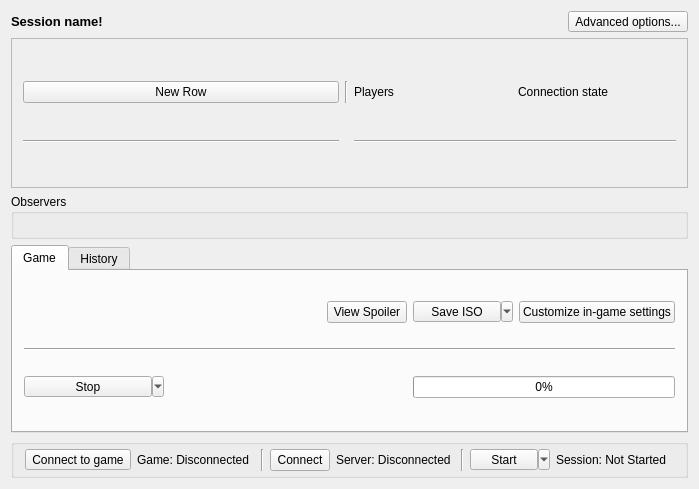
The window that randovania/gui/ui_files/game_session.ui (randovania/randovania) describes before a commit, drawn with Qt 5.
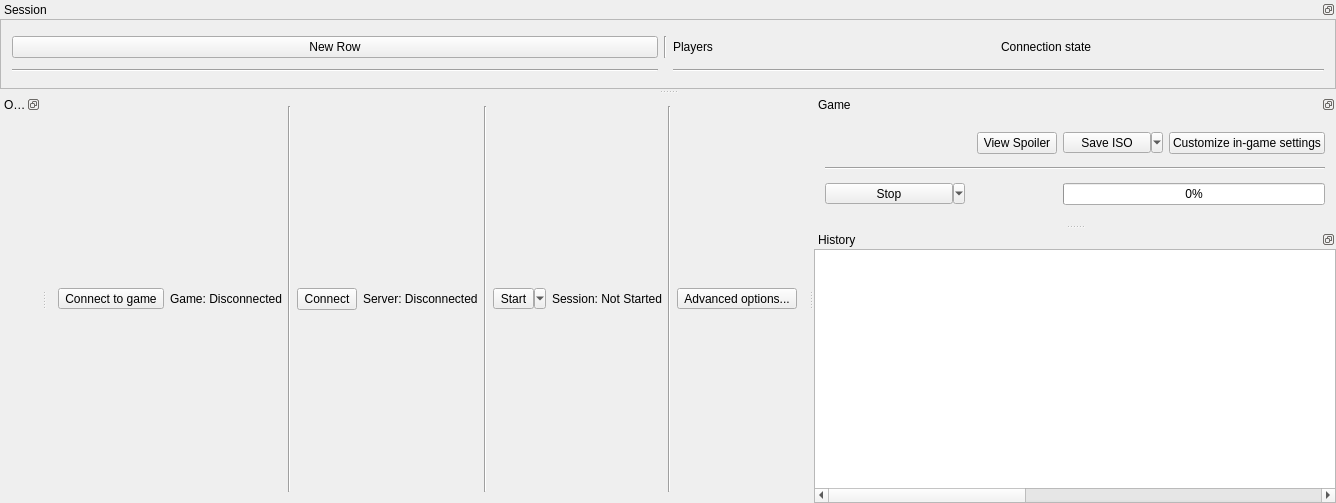
The same window after the commit.

Commit message: Use docks in GameSessionWindow

Patch:
```diff
--- a/randovania/gui/ui_files/game_session.ui
+++ b/randovania/gui/ui_files/game_session.ui
@@ -7,7 +7,7 @@
     <x>0</x>
     <y>0</y>
     <width>699</width>
-    <height>489</height>
+    <height>503</height>
    </rect>
   </property>
   <property name="windowTitle">
@@ -20,26 +20,91 @@
      <height>16777215</height>
     </size>
    </property>
-   <layout class="QVBoxLayout" name="main_layout">
+   <layout class="QHBoxLayout" name="horizontalLayout">
     <item>
-     <layout class="QHBoxLayout" name="title_layout">
+     <widget class="QToolButton" name="game_connection_tool">
+      <property name="text">
+       <string>Connect to game</string>
+      </property>
+      <property name="popupMode">
+       <enum>QToolButton::InstantPopup</enum>
+      </property>
+     </widget>
+    </item>
       <item>
-       <widget class="QLabel" name="session_name_label">
+     <widget class="QLabel" name="game_connection_label">
+      <property name="text">
+       <string>Game: Disconnected</string>
+      </property>
+     </widget>
+    </item>
+    <item>
+     <widget class="Line" name="connection_line_1">
+      <property name="orientation">
+       <enum>Qt::Vertical</enum>
+      </property>
+     </widget>
+    </item>
+    <item>
+     <widget class="QPushButton" name="server_connection_button">
         <property name="sizePolicy">
-         <sizepolicy hsizetype="Preferred" vsizetype="Fixed">
+       <sizepolicy hsizetype="Fixed" vsizetype="Fixed">
           <horstretch>0</horstretch>
           <verstretch>0</verstretch>
          </sizepolicy>
         </property>
-        <property name="font">
-         <font>
-          <pointsize>10</pointsize>
-          <weight>75</weight>
-          <bold>true</bold>
-         </font>
+      <property name="maximumSize">
+       <size>
+        <width>60</width>
+        <height>16777215</height>
+       </size>
         </property>
         <property name="text">
-         <string>Session name!</string>
+       <string>Connect</string>
+      </property>
+     </widget>
+    </item>
+    <item>
+     <widget class="QLabel" name="server_connection_label">
+      <property name="text">
+       <string>Server: Disconnected</string>
+      </property>
+     </widget>
+    </item>
+    <item>
+     <widget class="Line" name="connection_line_2">
+      <property name="orientation">
+       <enum>Qt::Vertical</enum>
+      </property>
+     </widget>
+    </item>
+    <item>
+     <widget class="QToolButton" name="session_status_tool">
+      <property name="maximumSize">
+       <size>
+        <width>80</width>
+        <height>16777215</height>
+       </size>
+      </property>
+      <property name="text">
+       <string>Start</string>
+      </property>
+      <property name="popupMode">
+       <enum>QToolButton::MenuButtonPopup</enum>
+      </property>
+     </widget>
+    </item>
+    <item>
+     <widget class="QLabel" name="session_status_label">
+      <property name="text">
+       <string>Session: Not Started</string>
+      </property>
+     </widget>
+    </item>
+    <item>
+     <widget class="Line" name="connection_line_3">
+      <property name="orientation">
+       <enum>Qt::Vertical</enum>
         </property>
        </widget>
       </item>
@@ -54,21 +119,58 @@
        </widget>
       </item>
      </layout>
-    </item>
+  </widget>
+  <widget class="QMenuBar" name="menu_bar">
+   <property name="geometry">
+    <rect>
+     <x>0</x>
+     <y>0</y>
+     <width>699</width>
+     <height>22</height>
+    </rect>
+   </property>
+  </widget>
+  <widget class="QDockWidget" name="players_dock">
+   <property name="sizePolicy">
+    <sizepolicy hsizetype="Preferred" vsizetype="Expanding">
+     <horstretch>0</horstretch>
+     <verstretch>0</verstretch>
+    </sizepolicy>
+   </property>
+   <property name="features">
+    <set>QDockWidget::DockWidgetFloatable|QDockWidget::DockWidgetMovable</set>
+   </property>
+   <property name="windowTitle">
+    <string>Session</string>
+   </property>
+   <attribute name="dockWidgetArea">
+    <number>4</number>
+   </attribute>
+   <widget class="QWidget" name="players_dock_contents">
+    <layout class="QVBoxLayout" name="players_dock_layout">
+     <property name="spacing">
+      <number>0</number>
+     </property>
+     <property name="leftMargin">
+      <number>0</number>
+     </property>
+     <property name="topMargin">
+      <number>0</number>
+     </property>
+     <property name="rightMargin">
+      <number>0</number>
+     </property>
+     <property name="bottomMargin">
+      <number>0</number>
+     </property>
     <item>
      <widget class="QScrollArea" name="players_box_scroll">
       <property name="sizePolicy">
-       <sizepolicy hsizetype="Expanding" vsizetype="Preferred">
+        <sizepolicy hsizetype="Expanding" vsizetype="Expanding">
         <horstretch>0</horstretch>
         <verstretch>0</verstretch>
        </sizepolicy>
       </property>
-      <property name="minimumSize">
-       <size>
-        <width>0</width>
-        <height>150</height>
-       </size>
-      </property>
       <property name="widgetResizable">
        <bool>true</bool>
       </property>
@@ -77,8 +179,8 @@
         <rect>
          <x>0</x>
          <y>0</y>
-         <width>679</width>
-         <height>148</height>
+          <width>697</width>
+          <height>68</height>
         </rect>
        </property>
        <layout class="QGridLayout" name="players_layout">
@@ -128,60 +230,96 @@
       </widget>
      </widget>
     </item>
-    <item>
-     <widget class="QGroupBox" name="observer_group">
-      <property name="sizePolicy">
-       <sizepolicy hsizetype="Minimum" vsizetype="Minimum">
-        <horstretch>0</horstretch>
-        <verstretch>0</verstretch>
-       </sizepolicy>
-      </property>
-      <property name="toolTip">
-       <string>&lt;html&gt;&lt;head/&gt;&lt;body&gt;&lt;p&gt;These users won't participate on the match, but they can be admins and follow trackers.&lt;/p&gt;&lt;/body&gt;&lt;/html&gt;</string>
-      </property>
-      <property name="title">
+    </layout>
+   </widget>
+  </widget>
+  <widget class="QDockWidget" name="observers_dock">
+   <property name="features">
+    <set>QDockWidget::DockWidgetFloatable|QDockWidget::DockWidgetMovable</set>
+   </property>
+   <property name="windowTitle">
        <string>Observers</string>
       </property>
+   <attribute name="dockWidgetArea">
+    <number>1</number>
+   </attribute>
+   <widget class="QWidget" name="observers_dock_contents">
       <layout class="QGridLayout" name="observer_layout"/>
      </widget>
-    </item>
-    <item>
-     <widget class="QTabWidget" name="tab_widget">
-      <property name="sizePolicy">
-       <sizepolicy hsizetype="Expanding" vsizetype="Expanding">
-        <horstretch>0</horstretch>
-        <verstretch>0</verstretch>
-       </sizepolicy>
-      </property>
-      <property name="currentIndex">
-       <number>0</number>
-      </property>
-      <widget class="QWidget" name="tab_generate">
-       <property name="sizePolicy">
-        <sizepolicy hsizetype="Preferred" vsizetype="Maximum">
-         <horstretch>0</horstretch>
-         <verstretch>0</verstretch>
-        </sizepolicy>
-       </property>
-       <attribute name="title">
+  </widget>
+  <widget class="QDockWidget" name="game_dock">
+   <property name="features">
+    <set>QDockWidget::DockWidgetFloatable|QDockWidget::DockWidgetMovable</set>
+   </property>
+   <property name="windowTitle">
         <string>Game</string>
-       </attribute>
-       <layout class="QGridLayout" name="gridLayout">
-        <item row="1" column="4">
-         <widget class="QPushButton" name="view_game_details_button">
-          <property name="text">
-           <string>View Spoiler</string>
-          </property>
-         </widget>
-        </item>
-        <item row="1" column="0" colspan="3">
+   </property>
+   <attribute name="dockWidgetArea">
+    <number>2</number>
+   </attribute>
+   <widget class="QWidget" name="game_dock_contents">
+    <layout class="QGridLayout" name="game_dock_layout">
+     <item row="0" column="0" colspan="2">
          <widget class="QLabel" name="generate_game_label">
           <property name="text">
            <string>&lt;Game not generated&gt;</string>
           </property>
          </widget>
         </item>
-        <item row="4" column="1" colspan="4">
+     <item row="0" column="2">
+      <widget class="QPushButton" name="view_game_details_button">
+       <property name="text">
+        <string>View Spoiler</string>
+       </property>
+      </widget>
+     </item>
+     <item row="0" column="3">
+      <widget class="QToolButton" name="save_iso_button">
+       <property name="minimumSize">
+        <size>
+         <width>100</width>
+         <height>0</height>
+        </size>
+       </property>
+       <property name="text">
+        <string>Save ISO</string>
+       </property>
+       <property name="popupMode">
+        <enum>QToolButton::MenuButtonPopup</enum>
+       </property>
+      </widget>
+     </item>
+     <item row="0" column="4">
+      <widget class="QPushButton" name="customize_user_preferences_button">
+       <property name="text">
+        <string>Customize in-game settings</string>
+       </property>
+      </widget>
+     </item>
+     <item row="1" column="0" colspan="5">
+      <widget class="Line" name="line_generate">
+       <property name="orientation">
+        <enum>Qt::Horizontal</enum>
+       </property>
+      </widget>
+     </item>
+     <item row="2" column="0">
+      <widget class="QToolButton" name="background_process_button">
+       <property name="minimumSize">
+        <size>
+         <width>140</width>
+         <height>0</height>
+        </size>
+       </property>
+       <property name="text">
+        <string>Stop</string>
+       </property>
+       <property name="popupMode">
+        <enum>QToolButton::MenuButtonPopup</enum>
+       </property>
+      </widget>
+     </item>
+     <item row="2" column="1" colspan="2">
          <widget class="QLabel" name="progress_label">
           <property name="sizePolicy">
            <sizepolicy hsizetype="Expanding" vsizetype="Preferred">
@@ -200,37 +338,7 @@
           </property>
          </widget>
         </item>
-        <item row="4" column="0">
-         <widget class="QToolButton" name="background_process_button">
-          <property name="minimumSize">
-           <size>
-            <width>140</width>
-            <height>0</height>
-           </size>
-          </property>
-          <property name="text">
-           <string>Stop</string>
-          </property>
-          <property name="popupMode">
-           <enum>QToolButton::MenuButtonPopup</enum>
-          </property>
-         </widget>
-        </item>
-        <item row="1" column="6">
-         <widget class="QPushButton" name="customize_user_preferences_button">
-          <property name="text">
-           <string>Customize in-game settings</string>
-          </property>
-         </widget>
-        </item>
-        <item row="3" column="0" colspan="7">
-         <widget class="Line" name="line_generate">
-          <property name="orientation">
-           <enum>Qt::Horizontal</enum>
-          </property>
-         </widget>
-        </item>
-        <item row="4" column="5" colspan="2">
+     <item row="2" column="3" colspan="2">
          <widget class="QProgressBar" name="progress_bar">
           <property name="value">
            <number>0</number>
@@ -240,49 +348,32 @@
           </property>
          </widget>
         </item>
-        <item row="1" column="5">
-         <widget class="QToolButton" name="save_iso_button">
-          <property name="minimumSize">
-           <size>
-            <width>100</width>
-            <height>0</height>
-           </size>
-          </property>
-          <property name="text">
-           <string>Save ISO</string>
-          </property>
-          <property name="popupMode">
-           <enum>QToolButton::MenuButtonPopup</enum>
-          </property>
-         </widget>
-        </item>
-       </layout>
-      </widget>
-      <widget class="QWidget" name="tab_history">
-       <property name="sizePolicy">
-        <sizepolicy hsizetype="Preferred" vsizetype="Maximum">
-         <horstretch>0</horstretch>
-         <verstretch>0</verstretch>
-        </sizepolicy>
-       </property>
-       <attribute name="title">
+    </layout>
+   </widget>
+  </widget>
+  <widget class="QDockWidget" name="history_dock">
+   <property name="features">
+    <set>QDockWidget::DockWidgetFloatable|QDockWidget::DockWidgetMovable</set>
+   </property>
+   <property name="windowTitle">
         <string>History</string>
-       </attribute>
+   </property>
+   <attribute name="dockWidgetArea">
+    <number>2</number>
+   </attribute>
+   <widget class="QWidget" name="history_dock_contents">
        <layout class="QVBoxLayout" name="history_layout">
-        <property name="sizeConstraint">
-         <enum>QLayout::SetMaximumSize</enum>
-        </property>
         <property name="leftMargin">
-         <number>4</number>
+      <number>0</number>
         </property>
         <property name="topMargin">
-         <number>4</number>
+      <number>0</number>
         </property>
         <property name="rightMargin">
-         <number>4</number>
+      <number>0</number>
         </property>
         <property name="bottomMargin">
-         <number>4</number>
+      <number>0</number>
         </property>
         <item>
          <widget class="QTableWidget" name="history_table_widget">
@@ -328,123 +419,6 @@
        </layout>
       </widget>
      </widget>
-    </item>
-    <item>
-     <widget class="QGroupBox" name="connection_group">
-      <property name="sizePolicy">
-       <sizepolicy hsizetype="Preferred" vsizetype="Fixed">
-        <horstretch>0</horstretch>
-        <verstretch>0</verstretch>
-       </sizepolicy>
-      </property>
-      <property name="title">
-       <string/>
-      </property>
-      <property name="flat">
-       <bool>false</bool>
-      </property>
-      <layout class="QHBoxLayout" name="connection_layout">
-       <property name="topMargin">
-        <number>4</number>
-       </property>
-       <property name="bottomMargin">
-        <number>4</number>
-       </property>
-       <item>
-        <widget class="QToolButton" name="game_connection_tool">
-         <property name="text">
-          <string>Connect to game</string>
-         </property>
-         <property name="popupMode">
-          <enum>QToolButton::InstantPopup</enum>
-         </property>
-        </widget>
-       </item>
-       <item>
-        <widget class="QLabel" name="game_connection_label">
-         <property name="text">
-          <string>Game: Disconnected</string>
-         </property>
-        </widget>
-       </item>
-       <item>
-        <widget class="Line" name="connection_line_1">
-         <property name="orientation">
-          <enum>Qt::Vertical</enum>
-         </property>
-        </widget>
-       </item>
-       <item>
-        <widget class="QPushButton" name="server_connection_button">
-         <property name="sizePolicy">
-          <sizepolicy hsizetype="Fixed" vsizetype="Fixed">
-           <horstretch>0</horstretch>
-           <verstretch>0</verstretch>
-          </sizepolicy>
-         </property>
-         <property name="maximumSize">
-          <size>
-           <width>60</width>
-           <height>16777215</height>
-          </size>
-         </property>
-         <property name="text">
-          <string>Connect</string>
-         </property>
-        </widget>
-       </item>
-       <item>
-        <widget class="QLabel" name="server_connection_label">
-         <property name="text">
-          <string>Server: Disconnected</string>
-         </property>
-        </widget>
-       </item>
-       <item>
-        <widget class="Line" name="connection_line_2">
-         <property name="orientation">
-          <enum>Qt::Vertical</enum>
-         </property>
-        </widget>
-       </item>
-       <item>
-        <widget class="QToolButton" name="session_status_tool">
-         <property name="maximumSize">
-          <size>
-           <width>80</width>
-           <height>16777215</height>
-          </size>
-         </property>
-         <property name="text">
-          <string>Start</string>
-         </property>
-         <property name="popupMode">
-          <enum>QToolButton::MenuButtonPopup</enum>
-         </property>
-        </widget>
-       </item>
-       <item>
-        <widget class="QLabel" name="session_status_label">
-         <property name="text">
-          <string>Session: Not Started</string>
-         </property>
-        </widget>
-       </item>
-      </layout>
-     </widget>
-    </item>
-   </layout>
-  </widget>
-  <widget class="QMenuBar" name="menuBar">
-   <property name="geometry">
-    <rect>
-     <x>0</x>
-     <y>0</y>
-     <width>699</width>
-     <height>22</height>
-    </rect>
-   </property>
-  </widget>
   <action name="action_add_player">
    <property name="text">
     <string>Add player</string>
```
Left out of the diff: 28 changed lines with no effect on the pictures. Lines whose indentation alone changed are shown as unchanged. The commit also changes 2 other files.
